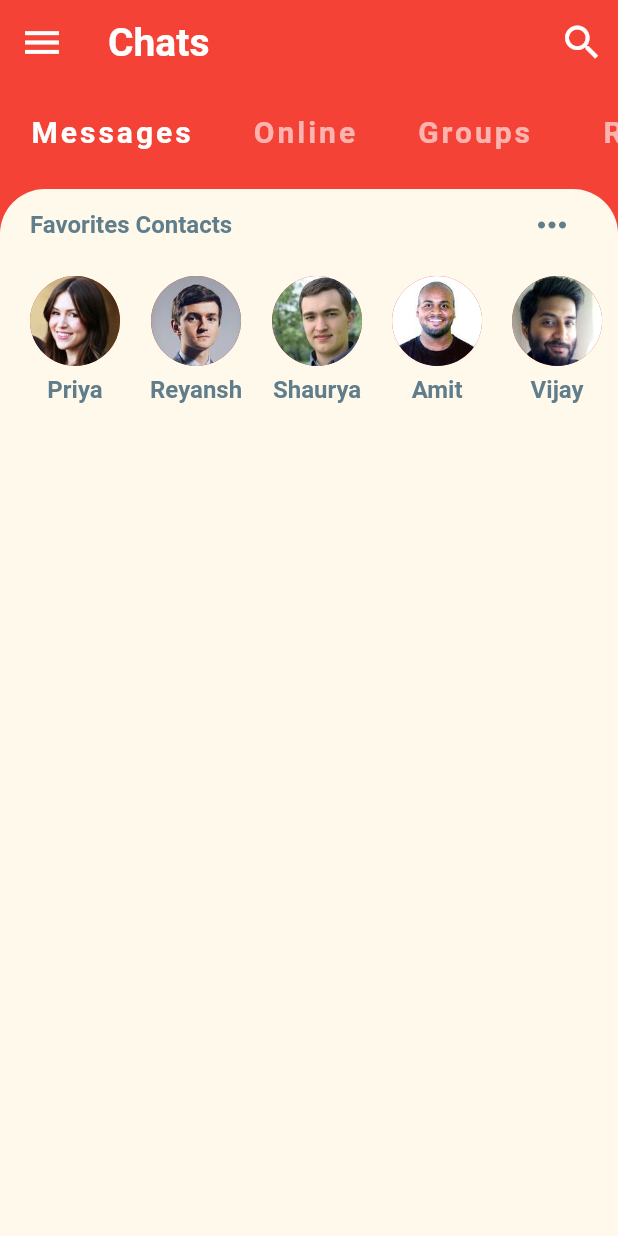
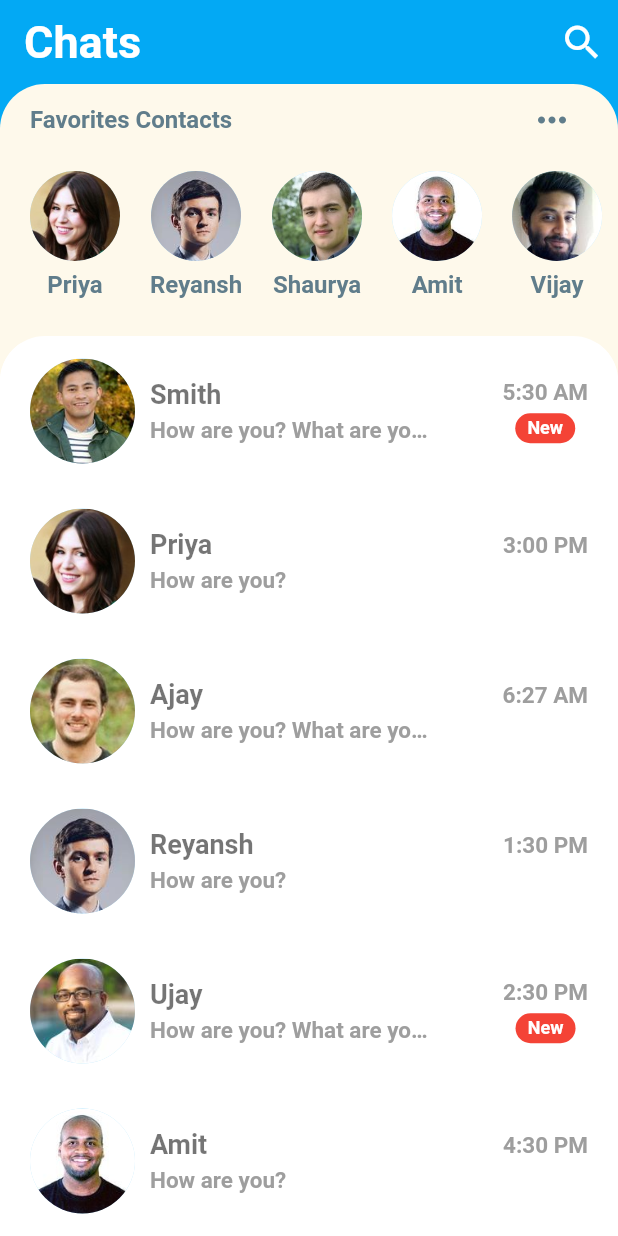
Before and after one commit to Ravikant02/flutter_ui, a Flutter app: the screen it shows after launch, on a phone screen of 412 x 824 dp. Run offline on Flutter 3.47's test engine with Material 2 defaults, Android fonts, the phone set to English and light mode, and no system bars.

Commit message:
Finalized UI

```diff
--- a/lib/main.dart
+++ b/lib/main.dart
@@ -12,14 +12,14 @@ class MyApp extends StatelessWidget {
   @override
   Widget build(BuildContext context) {
     return MaterialApp(
-      title: 'Flutter Demo',
+      title: 'Flutter UI',
       debugShowCheckedModeBanner: false,
       theme: ThemeData(
         // This is the theme of your application.
-        primarySwatch: Colors.red,
+        primarySwatch: Colors.lightBlue,
         cardColor: const Color(0xFFFEF9EB)
       ),
-      home: const MyHomePage(title: 'Flutter Demo Home Page'),
+      home: const MyHomePage(),
     );
   }
 }
--- a/lib/models/message_model.dart
+++ b/lib/models/message_model.dart
@@ -4,14 +4,14 @@ class Message {
   final User sender;
   final String time;
   final String text;
-  final bool isLinked;
+  final bool isLiked;
   final bool unread;
 
   Message({
     required this.sender,
     required this.time,
     required this.text,
-    required this.isLinked,
+    required this.isLiked,
     required this.unread
   });
 }
@@ -52,5 +52,50 @@ final User vijay = User(
     imageUrl: "assets/images/vijay.jpg"
 );
 
+final User ajay = User(
+    id: 6,
+    name: 'Ajay',
+    imageUrl: "assets/images/ajay.jpg"
+);
+
+final User smith = User(
+    id: 7,
+    name: 'Smith',
+    imageUrl: "assets/images/smith.jpg"
+);
+
+final User rahul = User(
+    id: 8,
+    name: 'Rahul',
+    imageUrl: "assets/images/rahul.jpg"
+);
+
+final User uday = User(
+    id: 6,
+    name: 'Ujay',
+    imageUrl: "assets/images/uday.jpg"
+);
+
 // Favorite contacts
-List<User> favorites = [priya, reyansh, shaurya, amit, vijay];
+List<User> favorites = [priya, reyansh, shaurya, amit, vijay, ajay];
+
+List<Message> chats = [
+  Message(sender: smith, time: '5:30 AM', text: 'How are you? What are you doing?', isLiked: false, unread: true),
+  Message(sender: priya, time: '3:00 PM', text: 'How are you?', isLiked: false, unread: false),
+  Message(sender: ajay, time: '6:27 AM', text: 'How are you? What are you doing?', isLiked: false, unread: false),
+  Message(sender: reyansh, time: '1:30 PM', text: 'How are you?', isLiked: false, unread: false),
+  Message(sender: uday, time: '2:30 PM', text: 'How are you? What are you doing?', isLiked: false, unread: true),
+  Message(sender: amit, time: '4:30 PM', text: 'How are you?', isLiked: false, unread: false),
+  Message(sender: vijay, time: '12:30 PM', text: 'How are you?', isLiked: false, unread: false),
+  Message(sender: shaurya, time: '9:30 PM', text: 'How are you?', isLiked: false, unread: false),
+  Message(sender: rahul, time: '11:30 AM', text: 'How are you? What are you doing?', isLiked: false, unread: true),
+];
+
+List<Message> messages = [
+  Message(sender: priya, time: '5:30 PM', text: 'How are you? What are you doing?', isLiked: false, unread: true),
+  Message(sender: currentUser, time: '5:30 PM', text: 'I am fine thank you', isLiked: false, unread: true),
+  Message(sender: reyansh, time: '1:30 PM', text: 'How are you?', isLiked: false, unread: false),
+  Message(sender: amit, time: '4:30 PM', text: 'How are you?', isLiked: false, unread: false),
+  Message(sender: vijay, time: '12:30 PM', text: 'How are you?', isLiked: false, unread: true),
+  Message(sender: shaurya, time: '9:30 PM', text: 'How are you?', isLiked: false, unread: true),
+];
--- a/lib/screens/home_screen.dart
+++ b/lib/screens/home_screen.dart
@@ -1,61 +1,32 @@
 import 'package:flutter/material.dart';
 import 'package:flutter_ui/widgets/favorite_contacts.dart';
-
+import 'package:flutter_ui/widgets/recent_chats.dart';
 import '../widgets/category_selector.dart';
 
 class MyHomePage extends StatefulWidget {
-  const MyHomePage({super.key, required this.title});
-
-  // This widget is the home page of your application. It is stateful, meaning
-  // that it has a State object (defined below) that contains fields that affect
-  // how it looks.
-
-  // This class is the configuration for the state. It holds the values (in this
-  // case the title) provided by the parent (in this case the App widget) and
-  // used by the build method of the State. Fields in a Widget subclass are
-  // always marked "final".
-
-  final String title;
+  const MyHomePage({super.key});
 
   @override
   State<MyHomePage> createState() => _MyHomePageState();
 }
 
 class _MyHomePageState extends State<MyHomePage> {
-  int _counter = 0;
-
-  void _incrementCounter() {
-    setState(() {
-      // This call to setState tells the Flutter framework that something has
-      // changed in this State, which causes it to rerun the build method below
-      // so that the display can reflect the updated values. If we changed
-      // _counter without calling setState(), then the build method would not be
-      // called again, and so nothing would appear to happen.
-      _counter++;
-    });
-  }
-
   @override
   Widget build(BuildContext context) {
-    // This method is rerun every time setState is called, for instance as done
-    // by the _incrementCounter method above.
-    //
-    // The Flutter framework has been optimized to make rerunning build methods
-    // fast, so that you can just rebuild anything that needs updating rather
-    // than having to individually change instances of widgets.
     return Scaffold(
       backgroundColor: Theme.of(context).primaryColor,
       appBar: AppBar(
-        leading: IconButton(
+        /*leading: IconButton(
           icon: const Icon(Icons.menu),
           iconSize: 30.0,
           color: Colors.white,
           onPressed: () {},
-        ),
+        ),*/
         title: const Text(
           'Chats',
           style: TextStyle(
-            fontSize: 26.0,
+            color: Colors.white,
+            fontSize: 30.0,
             fontWeight: FontWeight.bold,
           ),
         ),
@@ -71,23 +42,21 @@ class _MyHomePageState extends State<MyHomePage> {
       ),
       body: Column(
         children: <Widget>[
-          const CategorySelector(),
+          //const CategorySelector(),
           Expanded(
               child: Container(
             decoration: BoxDecoration(
                 color: Theme.of(context).cardColor,
-                    borderRadius: BorderRadius.only(
+                borderRadius: const BorderRadius.only(
                     topLeft: Radius.circular(30.0),
-                        topRight: Radius.circular(30.0)
-                    )
-                ),
+                    topRight: Radius.circular(30.0))),
             child: Column(
               children: const <Widget>[
-                    FavoriteContacts()
+                FavoriteContacts(),
+                RecentChats(),
               ],
             ),
-              )
-          )
+          ))
         ],
       ),
     );
--- a/lib/widgets/favorite_contacts.dart
+++ b/lib/widgets/favorite_contacts.dart
@@ -1,6 +1,6 @@
-import 'package:flutter/cupertino.dart';
 import 'package:flutter/material.dart';
 import 'package:flutter_ui/models/message_model.dart';
+import '../screens/chat_screen.dart';
 
 class FavoriteContacts extends StatefulWidget {
   const FavoriteContacts({Key? key}) : super(key: key);
@@ -12,7 +12,7 @@ class FavoriteContacts extends StatefulWidget {
 class _FavoriteContactsState extends State<FavoriteContacts> {
   @override
   Widget build(BuildContext context) {
-    return  Column(
+    return Column(
       children: [
         Padding(
           padding: const EdgeInsets.symmetric(horizontal: 20.0),
@@ -24,8 +24,7 @@ class _FavoriteContactsState extends State<FavoriteContacts> {
                 style: TextStyle(
                     color: Colors.blueGrey,
                     fontSize: 16,
-                  fontWeight: FontWeight.bold
-                ),
+                    fontWeight: FontWeight.bold),
               ),
               IconButton(
                 icon: const Icon(
@@ -33,19 +32,24 @@ class _FavoriteContactsState extends State<FavoriteContacts> {
                 ),
                 iconSize: 28,
                 color: Colors.blueGrey,
-                onPressed: () {  },
+                onPressed: () {},
               )
             ],
           ),
         ),
-        Container(
+        SizedBox(
           height: 120,
           child: ListView.builder(
             scrollDirection: Axis.horizontal,
-            padding: EdgeInsets.only(left: 10),
+            padding: const EdgeInsets.only(left: 10),
             itemCount: favorites.length,
             itemBuilder: (BuildContext context, int index) {
-              return Padding(
+              return GestureDetector(
+                onTap: () => Navigator.push(
+                    context,
+                    MaterialPageRoute(
+                        builder: (_) => ChatScreen(user: favorites[index]))),
+                child: Padding(
                   padding: const EdgeInsets.all(10.0),
                   child: Column(
                     children: [
@@ -64,6 +68,7 @@ class _FavoriteContactsState extends State<FavoriteContacts> {
                       ),
                     ],
                   ),
+                ),
               );
             },
           ),
--- /dev/null
+++ b/lib/widgets/recent_chats.dart
@@ -0,0 +1,112 @@
+import 'package:flutter/material.dart';
+import 'package:flutter_ui/models/message_model.dart';
+import '../screens/chat_screen.dart';
+
+class RecentChats extends StatelessWidget {
+  const RecentChats({Key? key}) : super(key: key);
+
+  @override
+  Widget build(BuildContext context) {
+    return Expanded(
+      child: Container(
+        decoration: const BoxDecoration(
+            color: Colors.white,
+            borderRadius: BorderRadius.only(
+                topLeft: Radius.circular(30.0),
+                topRight: Radius.circular(30.0))),
+        child: ClipRRect(
+          borderRadius: const BorderRadius.only(
+              topLeft: Radius.circular(30.0), topRight: Radius.circular(30.0)),
+          child: ListView.builder(
+              itemCount: chats.length,
+              itemBuilder: (BuildContext context, int index) {
+                final Message chat = chats[index];
+                return GestureDetector(
+                  onTap: () => Navigator.push(
+                      context,
+                      MaterialPageRoute(
+                          builder: (_) => ChatScreen(user: chat.sender))),
+                  child: Container(
+                    //width: MediaQuery.of(context).size.width * 100,
+                    margin: const EdgeInsets.only(top: 5.0, bottom: 5.0),
+                    padding: const EdgeInsets.symmetric(
+                        horizontal: 20.0, vertical: 10),
+                    decoration: const BoxDecoration(
+                      color: Colors.white,
+                    ),
+                    child: Row(
+                      mainAxisAlignment: MainAxisAlignment.spaceBetween,
+                      children: [
+                        Row(
+                          children: <Widget>[
+                            CircleAvatar(
+                              radius: 35,
+                              backgroundImage: AssetImage(chat.sender.imageUrl),
+                            ),
+                            const SizedBox(width: 10.0),
+                            Column(
+                              crossAxisAlignment: CrossAxisAlignment.start,
+                              children: <Widget>[
+                                Text(
+                                  chat.sender.name,
+                                  style: const TextStyle(
+                                      color: Colors.black54,
+                                      fontSize: 18.0,
+                                      fontWeight: FontWeight.bold),
+                                ),
+                                const SizedBox(height: 5.0),
+                                SizedBox(
+                                  width:
+                                      MediaQuery.of(context).size.width * 0.45,
+                                  child: Text(
+                                    chat.text,
+                                    style: const TextStyle(
+                                        color: Colors.grey,
+                                        fontSize: 15.0,
+                                        fontWeight: FontWeight.w600),
+                                    overflow: TextOverflow.ellipsis,
+                                  ),
+                                )
+                              ],
+                            ),
+                          ],
+                        ),
+                        Column(
+                          children: <Widget>[
+                            Text(
+                              chat.time,
+                              style: const TextStyle(
+                                  color: Colors.grey,
+                                  fontSize: 15.0,
+                                  fontWeight: FontWeight.bold),
+                            ),
+                            const SizedBox(height: 5.0),
+                            chat.unread
+                                ? Container(
+                                    width: 40,
+                                    height: 20,
+                                    decoration: BoxDecoration(
+                                        color: Colors.red,
+                                        borderRadius:
+                                            BorderRadius.circular(30.0)),
+                                    alignment: Alignment.center,
+                                    child: const Text(
+                                      'New',
+                                      style: TextStyle(
+                                          color: Colors.white,
+                                          fontSize: 12.0,
+                                          fontWeight: FontWeight.bold),
+                                    ))
+                                : Text('')
+                          ],
+                        )
+                      ],
+                    ),
+                  ),
+                );
+              }),
+        ),
+      ),
+    );
+  }
+}
```
Also changed, not shown: lib/screens/chat_screen.dart (added, +179 -0 lines), lib/widgets/category_selector.dart (+14 -17 lines), assets/images/ajay.jpg (added), assets/images/rahul.jpg (added), assets/images/smith.jpg (added), assets/images/uday.jpg (added). Lines whose indentation alone changed are shown as unchanged.
